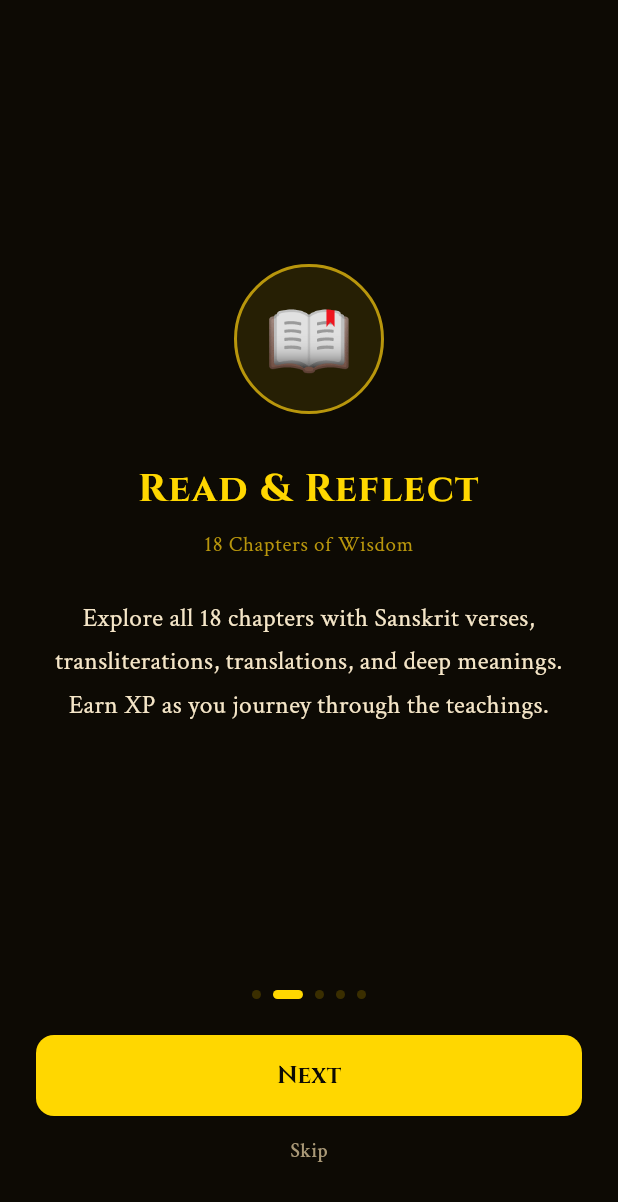
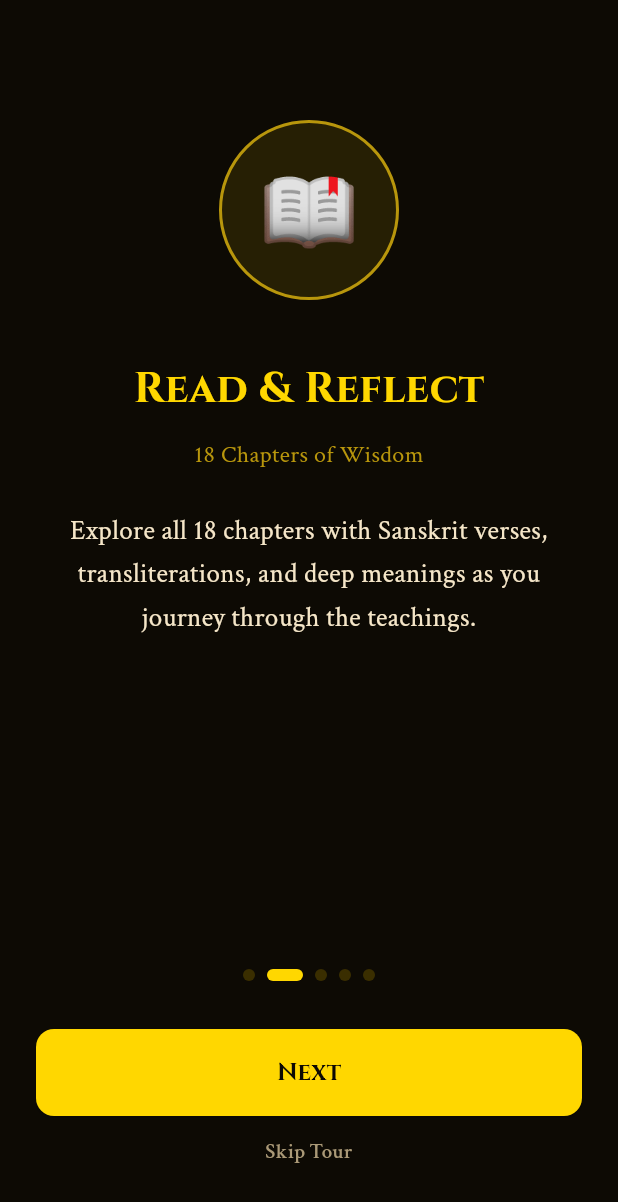
Before and after one commit to Kuldeep532/Geeta-Nexus, a Flutter app: the screen it shows after launch, after a tap on "Next", on a phone screen of 412 x 824 dp. Shown: the top 1202 px of the screen. Run offline on Flutter 3.47's test engine with Material 3 defaults, Android fonts, the phone set to English and light mode, and no system bars; our stand-ins replace audioplayers, google_fonts, permission_handler, shared_preferences, wakelock_plus.

Commit message:
Refactor onboarding screen and add SharedPreferences
Refactor onboarding screen to improve memory management and update UI components. Added SharedPreferences for onboarding completion handling.

```diff
--- a/lib/screens/onboarding_screen.dart
+++ b/lib/screens/onboarding_screen.dart
@@ -2,6 +2,7 @@ import 'package:flutter/material.dart';
 import 'package:google_fonts/google_fonts.dart';
 import 'package:provider/provider.dart';
 import 'package:permission_handler/permission_handler.dart';
+import 'package:shared_preferences/shared_preferences.dart';
 import '../theme.dart';
 import '../state/app_state.dart';
 import '../main.dart';
@@ -17,36 +18,37 @@ class _OnboardingScreenState extends State<OnboardingScreen> {
   final PageController _controller = PageController();
   int _page = 0;
 
-  static const _pages = [
-    _OnboardPage(
+  // Static list for better memory management
+  static const List<_OnboardPageData> _pages = [
+    _OnboardPageData(
       emoji: '🕉️',
       title: 'Bhagavad Gita AI',
       subtitle: 'The Song of God',
-      body: 'Discover the timeless wisdom of the Bhagavad Gita — 700 verses of divine knowledge that have guided seekers for thousands of years.',
+      body: 'Discover the timeless wisdom of the Bhagavad Gita — 700 verses of divine knowledge that have guided seekers.',
     ),
-    _OnboardPage(
+    _OnboardPageData(
       emoji: '📖',
       title: 'Read & Reflect',
       subtitle: '18 Chapters of Wisdom',
-      body: 'Explore all 18 chapters with Sanskrit verses, transliterations, translations, and deep meanings. Earn XP as you journey through the teachings.',
+      body: 'Explore all 18 chapters with Sanskrit verses, transliterations, and deep meanings as you journey through the teachings.',
     ),
-    _OnboardPage(
+    _OnboardPageData(
       emoji: '🤖',
       title: 'Ask Krishna',
       subtitle: 'Your Divine Guide',
-      body: 'Have conversations with Lord Krishna, Radha, or your Gita Guide. Ask any question about dharma, karma, devotion, or the nature of reality.',
+      body: 'Have conversations with Lord Krishna or your Gita Guide. Ask any question about dharma, karma, or devotion.',
     ),
-    _OnboardPage(
+    _OnboardPageData(
       emoji: '🧘',
       title: 'Practice Daily',
       subtitle: 'Meditation • Breathing • Japa',
-      body: 'Build a daily spiritual practice with meditation timers, pranayama breathing exercises, japa mala counter, and a personal journal.',
+      body: 'Build a daily spiritual practice with meditation timers, pranayama exercises, and a japa mala counter.',
     ),
-    _OnboardPage(
+    _OnboardPageData(
       emoji: '🌟',
       title: 'Grow Spiritually',
       subtitle: 'Track Your Journey',
-      body: 'Earn XP, level up, unlock badges, and build your streak. Quiz yourself, explore flashcards, and track your progress through all 18 chapters.',
+      body: 'Earn XP, level up, unlock badges, and build your streak. Track your progress through all 18 chapters.',
     ),
   ];
 
@@ -56,33 +58,42 @@ class _OnboardingScreenState extends State<OnboardingScreen> {
     super.dispose();
   }
 
-  Future<void> _requestPermissions() async {
+  // Logic to save preference and exit
+  Future<void> _finishOnboarding() async {
+    final prefs = await SharedPreferences.getInstance();
+    await prefs.setBool('onboarding_completed', true);
+
+    if (!mounted) return;
+
+    // App state update
+    context.read<AppState>().completeOnboarding();
+
+    // Permanent navigation
+    Navigator.of(context).pushAndRemoveUntil(
+      MaterialPageRoute(builder: (_) => const MainShell()),
+      (route) => false,
+    );
+  }
+
+  Future<void> _handlePermissions() async {
+    // Requesting only essential permissions for onboarding
     await [
       Permission.microphone,
       Permission.notification,
-      Permission.photos,
-      Permission.videos,
-      Permission.audio,
     ].request();
 
-    _finish();
+    _finishOnboarding();
   }
 
-  void _next() {
+  void _nextPage() {
     if (_page < _pages.length - 1) {
       _controller.nextPage(
-          duration: const Duration(milliseconds: 400), curve: Curves.easeInOut);
+        duration: const Duration(milliseconds: 400),
+        curve: Curves.easeInOut,
+      );
     } else {
-      _requestPermissions();
+      _handlePermissions();
     }
-  }
-
-  void _finish() {
-    context.read<AppState>().completeOnboarding();
-    Navigator.of(context).pushAndRemoveUntil(
-      MaterialPageRoute(builder: (_) => const MainShell()),
-      (_) => false,
-    );
   }
 
   @override
@@ -97,51 +108,118 @@ class _OnboardingScreenState extends State<OnboardingScreen> {
                 controller: _controller,
                 itemCount: _pages.length,
                 onPageChanged: (i) => setState(() => _page = i),
-                itemBuilder: (ctx, i) => _buildPage(_pages[i]),
+                itemBuilder: (ctx, i) => _buildPageLayout(_pages[i]),
               ),
             ),
-            Padding(
+            _buildBottomControls(),
+          ],
+        ),
+      ),
+    );
+  }
+
+  Widget _buildBottomControls() {
+    return Padding(
       padding: const EdgeInsets.fromLTRB(24, 0, 24, 32),
       child: Column(
         children: [
+          // Smooth Page Indicator
           Row(
             mainAxisAlignment: MainAxisAlignment.center,
             children: List.generate(
               _pages.length,
-                        (i) => Container(
+              (i) => AnimatedContainer(
+                duration: const Duration(milliseconds: 300),
                 margin: const EdgeInsets.symmetric(horizontal: 4),
-                              width: _page == i ? 20 : 6,
-                              height: 6,
+                width: _page == i ? 24 : 8,
+                height: 8,
                 decoration: BoxDecoration(
                   color: _page == i ? kGold : kDivider,
-                                borderRadius: BorderRadius.circular(3),
+                  borderRadius: BorderRadius.circular(4),
                 ),
-                            )),
               ),
-                  const SizedBox(height: 24),
+            ),
+          ),
+          const SizedBox(height: 32),
+          // Main Action Button
           SizedBox(
             width: double.infinity,
             child: ElevatedButton(
-                      onPressed: _next,
+              onPressed: _nextPage,
               style: ElevatedButton.styleFrom(
-                        padding: const EdgeInsets.symmetric(vertical: 16),
+                backgroundColor: kGold,
+                foregroundColor: kBg,
+                padding: const EdgeInsets.symmetric(vertical: 18),
+                shape: RoundedRectangleBorder(borderRadius: BorderRadius.circular(12)),
               ),
               child: Text(
-                        _page == _pages.length - 1
-                            ? 'Begin Your Journey  🕉️'
-                            : 'Next',
-                        style: GoogleFonts.cinzel(
-                            fontSize: 16, fontWeight: FontWeight.bold),
+                _page == _pages.length - 1 ? 'Begin Your Journey 🕉️' : 'Next',
+                style: GoogleFonts.cinzel(fontSize: 16, fontWeight: FontWeight.bold),
               ),
             ),
           ),
+          // Conditional Skip Button
           if (_page < _pages.length - 1)
             TextButton(
-                      onPressed: _finish,
-                      child: const Text('Skip',
-                          style: TextStyle(color: kTextDim, fontSize: 13)),
+              onPressed: _finishOnboarding,
+              child: const Text(
+                'Skip Tour',
+                style: TextStyle(color: kTextDim, fontSize: 14),
               ),
+            )
+          else
+            const SizedBox(height: 48),
         ],
+      ),
+    );
+  }
+
+  Widget _buildPageLayout(_OnboardPageData page) {
+    return SingleChildScrollView(
+      child: Padding(
+        padding: const EdgeInsets.symmetric(horizontal: 32, vertical: 40),
+        child: Column(
+          children: [
+            const SizedBox(height: 40),
+            Container(
+              width: 120,
+              height: 120,
+              decoration: BoxDecoration(
+                shape: BoxShape.circle,
+                color: kGold.withOpacity(0.1),
+                border: Border.all(color: kGoldDim, width: 2),
+              ),
+              child: Center(
+                child: Text(
+                  page.emoji,
+                  style: const TextStyle(fontSize: 54),
+                ),
+              ),
+            ),
+            const SizedBox(height: 40),
+            Text(
+              page.title,
+              textAlign: TextAlign.center,
+              style: GoogleFonts.cinzel(
+                color: kGold,
+                fontSize: 28,
+                fontWeight: FontWeight.bold,
+              ),
+            ),
+            const SizedBox(height: 12),
+            Text(
+              page.subtitle,
+              textAlign: TextAlign.center,
+              style: const TextStyle(color: kGoldDim, fontSize: 16, fontWeight: FontWeight.w500),
+            ),
+            const SizedBox(height: 24),
+            Text(
+              page.body,
+              textAlign: TextAlign.center,
+              style: GoogleFonts.crimsonText(
+                color: kText,
+                fontSize: 18,
+                height: 1.6,
               ),
             ),
           ],
@@ -149,62 +227,15 @@ class _OnboardingScreenState extends State<OnboardingScreen> {
       ),
     );
   }
-
-  Widget _buildPage(_OnboardPage page) {
-    return Padding(
-      padding: const EdgeInsets.symmetric(horizontal: 32),
-      child: Column(
-        mainAxisAlignment: MainAxisAlignment.center,
-        children: [
-          Container(
-            width: 100,
-            height: 100,
-            decoration: BoxDecoration(
-              shape: BoxShape.circle,
-              color: kGold.withOpacity(0.1),
-              border: Border.all(color: kGoldDim, width: 2),
-            ),
-            child: Center(
-              child: Text(page.emoji, style: const TextStyle(fontSize: 48)),
-            ),
-          ),
-          const SizedBox(height: 32),
-          Text(
-            page.title,
-            style: GoogleFonts.cinzel(
-                color: kGold,
-                fontSize: 26,
-                fontWeight: FontWeight.bold,
-                letterSpacing: 1),
-            textAlign: TextAlign.center,
-          ),
-          const SizedBox(height: 8),
-          Text(
-            page.subtitle,
-            style: const TextStyle(
-                color: kGoldDim, fontSize: 14, letterSpacing: 0.5),
-            textAlign: TextAlign.center,
-          ),
-          const SizedBox(height: 24),
-          Text(
-            page.body,
-            style: GoogleFonts.crimsonText(
-                color: kText, fontSize: 17, height: 1.7),
-            textAlign: TextAlign.center,
-          ),
-        ],
-      ),
-    );
-  }
 }
 
-class _OnboardPage {
+class _OnboardPageData {
   final String emoji;
   final String title;
   final String subtitle;
   final String body;
 
-  const _OnboardPage({
+  const _OnboardPageData({
     required this.emoji,
     required this.title,
     required this.subtitle,
```
Lines whose indentation alone changed are shown as unchanged.
